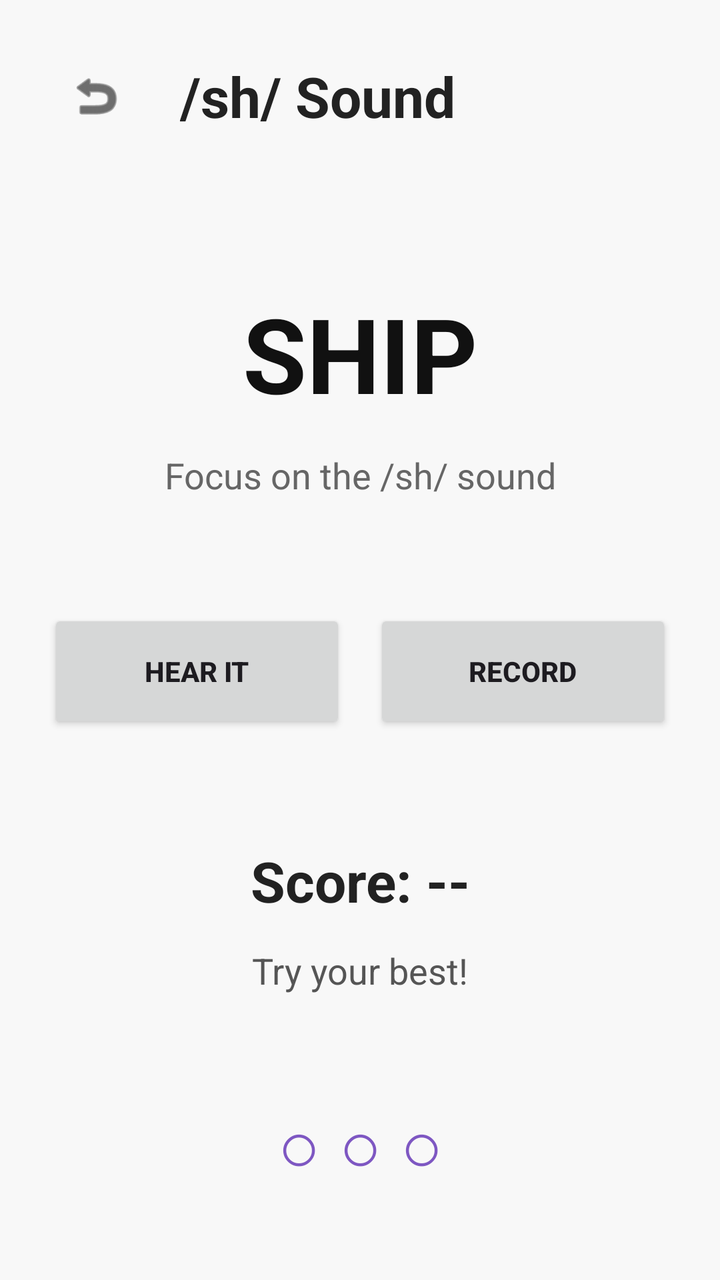
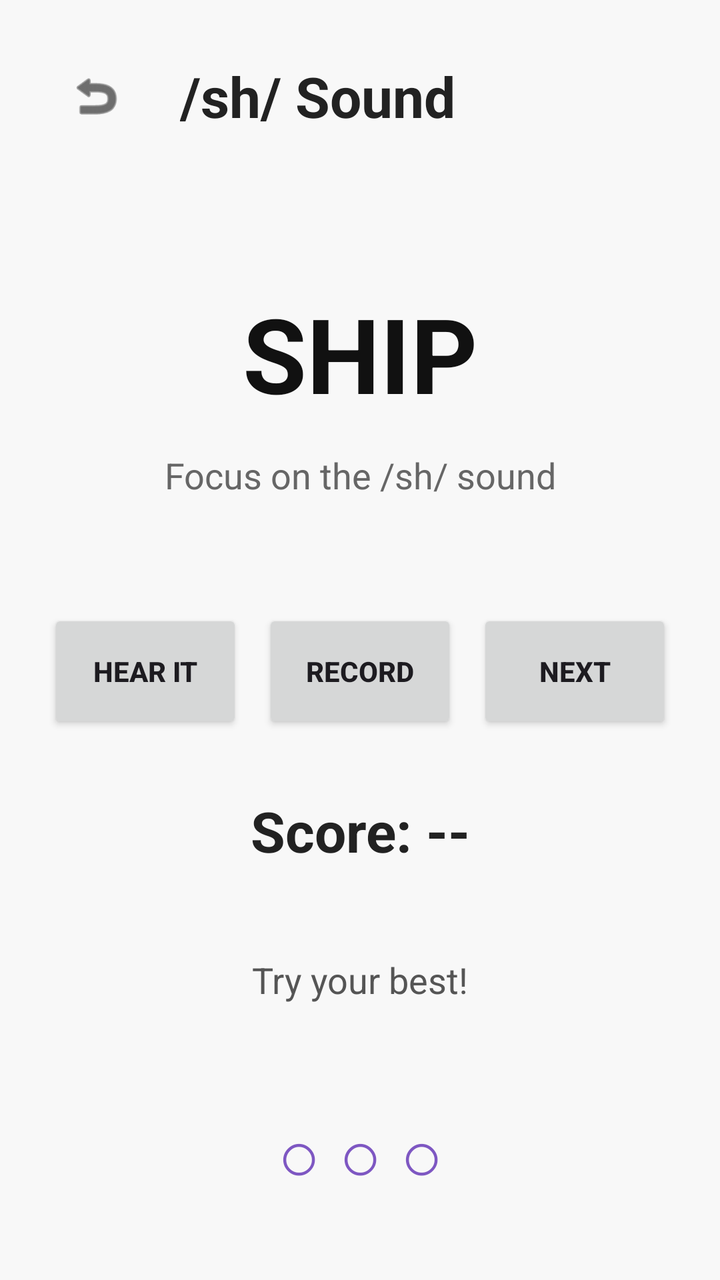

Two renders of the same Android screen: before a commit and after it. Below are the layout's source before the change and the commit's diff.
<!-- AndroidManifest.xml: application theme Theme.Speechpath -->
<!-- res/layout/activity_practice.xml -->
<?xml version="1.0" encoding="utf-8"?>
<LinearLayout
    xmlns:android="http://schemas.android.com/apk/res/android"
    xmlns:app="http://schemas.android.com/apk/res-auto"
    android:layout_width="match_parent"
    android:layout_height="match_parent"
    android:orientation="vertical"
    android:padding="24dp"
    android:background="#F8F8F8">

    <LinearLayout
        android:layout_width="match_parent"
        android:layout_height="wrap_content"
        android:orientation="horizontal"
        android:gravity="center_vertical">

        <ImageButton
            android:id="@+id/btnBack"
            android:layout_width="48dp"
            android:layout_height="48dp"
            android:src="@android:drawable/ic_menu_revert"
            app:tint="#111111"
            android:background="@android:color/transparent"
            android:padding="10dp"
            android:scaleType="centerInside"
            android:contentDescription="Back"/>

        <TextView
            android:id="@+id/txtPhoneme"
            android:layout_width="wrap_content"
            android:layout_height="wrap_content"
            android:text="/sh/ Sound"
            android:textSize="28sp"
            android:textStyle="bold"
            android:textColor="#222222"
            android:layout_marginStart="18dp"/>
    </LinearLayout>

    <TextView
        android:id="@+id/txtWord"
        android:layout_width="match_parent"
        android:layout_height="wrap_content"
        android:text="SHIP"
        android:gravity="center"
        android:textSize="52sp"
        android:textStyle="bold"
        android:textColor="#111111"
        android:layout_marginTop="70dp"/>

    <TextView
        android:id="@+id/txtHint"
        android:layout_width="match_parent"
        android:layout_height="wrap_content"
        android:text="Focus on the /sh/ sound"
        android:gravity="center"
        android:textSize="18sp"
        android:textColor="#666666"
        android:layout_marginTop="14dp"/>

    <LinearLayout
        android:layout_width="match_parent"
        android:layout_height="wrap_content"
        android:orientation="horizontal"
        android:layout_marginTop="55dp">

        <Button
            android:id="@+id/btnHear"
            android:layout_width="0dp"
            android:layout_height="62dp"
            android:layout_weight="1"
            android:text="Hear It"
            android:textStyle="bold"/>

        <Button
            android:id="@+id/btnRecord"
            android:layout_width="0dp"
            android:layout_height="62dp"
            android:layout_weight="1"
            android:layout_marginStart="14dp"
            android:text="Record"
            android:textStyle="bold"/>
    </LinearLayout>


    <TextView
        android:id="@+id/txtScore"
        android:layout_width="match_parent"
        android:layout_height="wrap_content"
        android:text="Score: --"
        android:gravity="center"
        android:textSize="28sp"
        android:textStyle="bold"
        android:textColor="#222222"
        android:layout_marginTop="55dp"/>

    <TextView
        android:id="@+id/txtFeedback"
        android:layout_width="match_parent"
        android:layout_height="wrap_content"
        android:text="Try your best!"
        android:gravity="center"
        android:textSize="18sp"
        android:textColor="#555555"
        android:layout_marginTop="14dp"/>

    <TextView
        android:id="@+id/txtDots"
        android:layout_width="match_parent"
        android:layout_height="wrap_content"
        android:text="○ ○ ○"
        android:gravity="center"
        android:textSize="36sp"
        android:textColor="#7E57C2"
        android:layout_marginTop="50dp"/>

</LinearLayout>
<!-- resources referenced by this layout -->
<resources>
  <style name="Theme.Speechpath" parent="Base.Theme.Speechpath" />
  <style name="Base.Theme.Speechpath" parent="Theme.Material3.DayNight.NoActionBar">
          
          
      </style>
</resources>

<!-- the commit's change to res/layout/activity_practice.xml (unified diff, before → after) -->
@@ -76,10 +76,27 @@
             android:layout_width="0dp"
             android:layout_height="62dp"
             android:layout_weight="1"
-            android:layout_marginStart="14dp"
+            android:layout_marginStart="10dp"
             android:text="Record"
             android:textStyle="bold"/>
+            
+        <Button
+            android:id="@+id/btnNext"
+            android:layout_width="0dp"
+            android:layout_height="62dp"
+            android:layout_weight="1"
+            android:layout_marginStart="10dp"
+            android:text="Next"
+            android:textStyle="bold"/>
     </LinearLayout>
+
+    <ProgressBar
+        android:id="@+id/progressLoading"
+        android:layout_width="wrap_content"
+        android:layout_height="wrap_content"
+        android:layout_gravity="center"
+        android:layout_marginTop="20dp"
+        android:visibility="gone" />
 
 
     <TextView
@@ -91,7 +108,17 @@
         android:textSize="28sp"
         android:textStyle="bold"
         android:textColor="#222222"
-        android:layout_marginTop="55dp"/>
+        android:layout_marginTop="30dp"/>
+
+    <TextView
+        android:id="@+id/txtRecognized"
+        android:layout_width="match_parent"
+        android:layout_height="wrap_content"
+        android:text=""
+        android:gravity="center"
+        android:textSize="16sp"
+        android:textColor="#888888"
+        android:layout_marginTop="8dp"/>
 
     <TextView
         android:id="@+id/txtFeedback"
